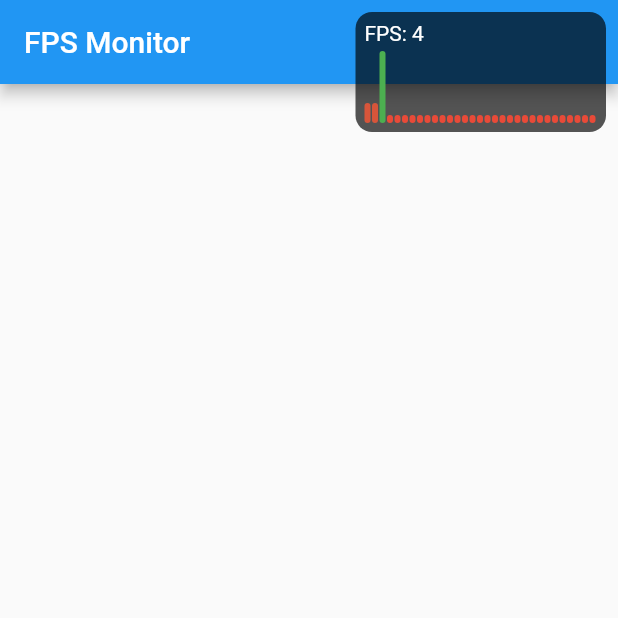
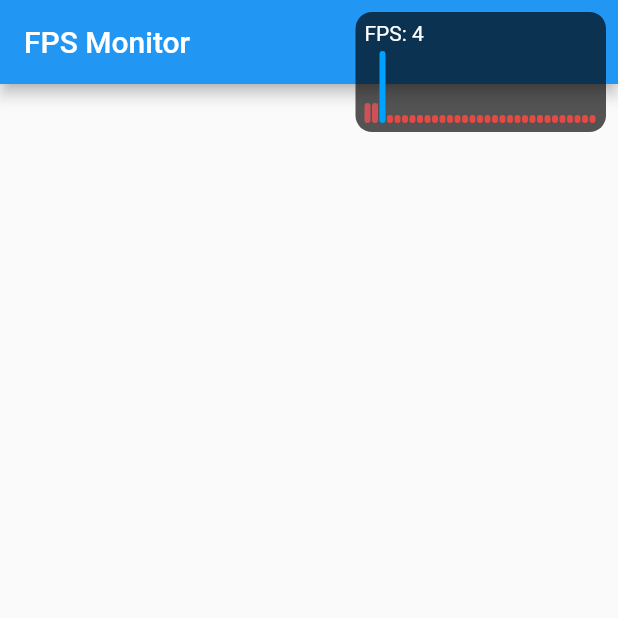
Before and after one commit to mantreshkhurana/show_fps, a Flutter app: the screen it shows after launch, on a phone screen of 412 x 824 dp, the top half of it. Run offline on Flutter 3.47's test engine with Material 2 defaults, Android fonts, the phone set to English and light mode, and no system bars.

Commit message:
Graph Color Update

```diff
--- a/lib/show_fps.dart
+++ b/lib/show_fps.dart
@@ -116,7 +116,8 @@ class ShowFPSState extends State<ShowFPS> {
                                       decoration: BoxDecoration(
                                         color: Color.lerp(
                                           const Color(0xfff44336),
-                                          const Color(0xff4caf50),
+                                          const Color.fromARGB(
+                                              255, 0, 162, 255),
                                           p,
                                         ),
                                         borderRadius: BorderRadius.circular(2),
```
Also changed, not shown: 1 other file.
